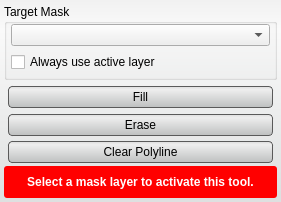
First picture: the form in src/Interface/ToolInterface/PolylineToolInterface.ui, repository SCIInstitute/Seg3D, before the edit.
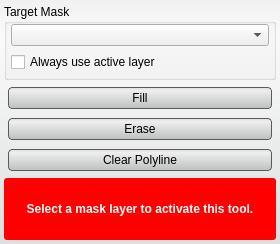
Second picture: the form after the edit. Custom widgets are drawn as their Qt base class.

Commit message: ui fixes for some tools, mac compilation issue fix

Diff of the .ui file:
```diff
--- a/src/Interface/ToolInterface/PolylineToolInterface.ui
+++ b/src/Interface/ToolInterface/PolylineToolInterface.ui
@@ -6,8 +6,8 @@
    <rect>
     <x>0</x>
     <y>0</y>
-    <width>281</width>
-    <height>202</height>
+    <width>280</width>
+    <height>244</height>
    </rect>
   </property>
   <property name="sizePolicy">
@@ -138,6 +138,18 @@
    </item>
    <item>
     <widget class="QWidget" name="widget" native="true">
+     <property name="minimumSize">
+      <size>
+       <width>0</width>
+       <height>94</height>
+      </size>
+     </property>
+     <property name="maximumSize">
+      <size>
+       <width>16777215</width>
+       <height>94</height>
+      </size>
+     </property>
      <layout class="QVBoxLayout" name="verticalLayout">
       <property name="spacing">
        <number>0</number>
```
The commit also changes 6 other files.
